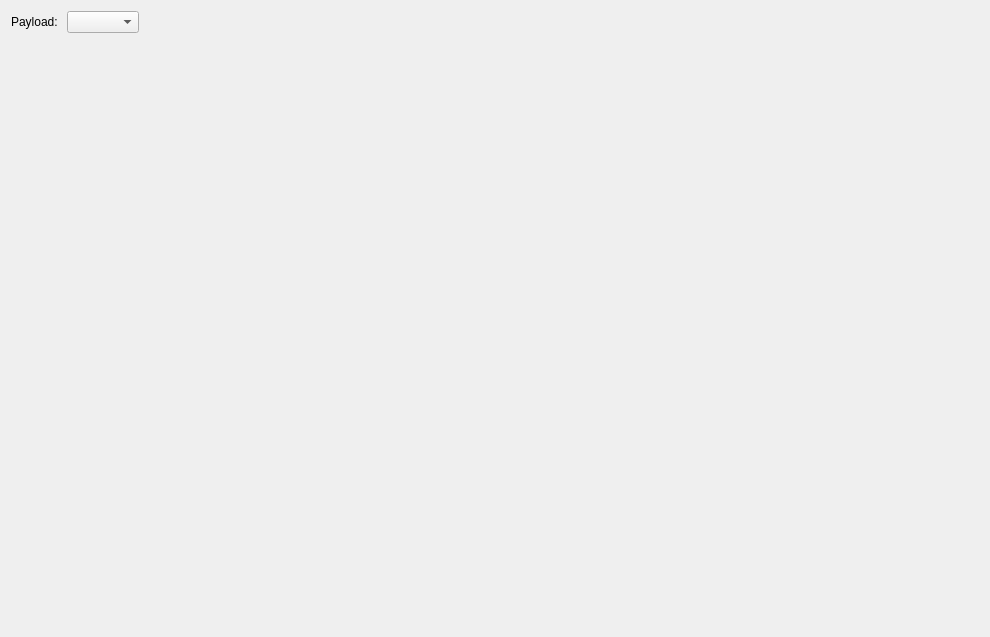
Before: the Qt Designer form client/data/design/PageBuilder.ui in tree-chtsec/Havoc, drawn with Qt 5.
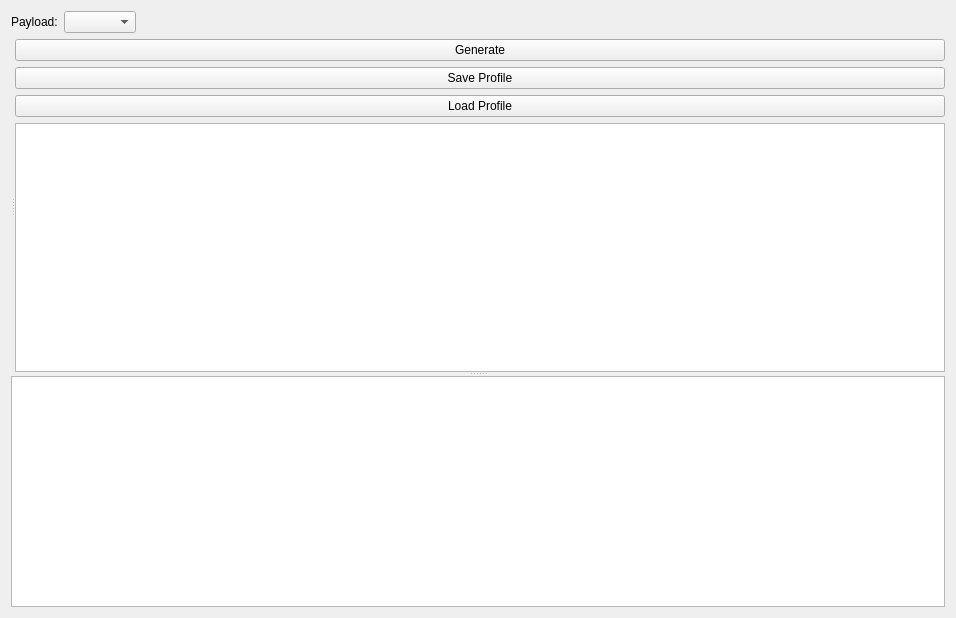
After: the same form once the commit is applied.

The edit to the form file:
```diff
--- a/client/data/design/PageBuilder.ui
+++ b/client/data/design/PageBuilder.ui
@@ -6,18 +6,18 @@
    <rect>
     <x>0</x>
     <y>0</y>
-    <width>990</width>
-    <height>637</height>
+    <width>956</width>
+    <height>618</height>
    </rect>
   </property>
   <property name="windowTitle">
    <string>Form</string>
   </property>
-  <layout class="QGridLayout" name="gridLayout">
+  <layout class="QGridLayout" name="gridLayout_2">
    <item row="0" column="0">
     <widget class="QLabel" name="LabelPayload">
      <property name="text">
-      <string>Payload: </string>
+      <string>Payload:</string>
      </property>
     </widget>
    </item>
@@ -31,14 +31,53 @@
      </property>
      <property name="sizeHint" stdset="0">
       <size>
-       <width>834</width>
+       <width>789</width>
        <height>20</height>
       </size>
      </property>
     </spacer>
    </item>
    <item row="1" column="0" colspan="3">
-    <widget class="QStackedWidget" name="stackedWidget"/>
+    <widget class="QSplitter" name="SplitterTopBottom">
+     <property name="orientation">
+      <enum>Qt::Vertical</enum>
+     </property>
+     <widget class="QSplitter" name="SplitterLeftRight">
+      <property name="orientation">
+       <enum>Qt::Horizontal</enum>
+      </property>
+      <widget class="QStackedWidget" name="StackedWidget"/>
+      <widget class="QWidget" name="ProfileWidget" native="true">
+       <layout class="QGridLayout" name="gridLayout">
+        <item row="0" column="0">
+         <widget class="QPushButton" name="ButtonGenerate">
+          <property name="text">
+           <string>Generate</string>
+          </property>
+         </widget>
+        </item>
+        <item row="1" column="0">
+         <widget class="QPushButton" name="ButtonSaveProfile">
+          <property name="text">
+           <string>Save Profile</string>
+          </property>
+         </widget>
+        </item>
+        <item row="2" column="0">
+         <widget class="QPushButton" name="ButtonLoadProfile">
+          <property name="text">
+           <string>Load Profile</string>
+          </property>
+         </widget>
+        </item>
+        <item row="3" column="0">
+         <widget class="QListWidget" name="ListProfiles"/>
+        </item>
+       </layout>
+      </widget>
+     </widget>
+     <widget class="QTextEdit" name="TextBuildLog"/>
+    </widget>
    </item>
   </layout>
  </widget>
```
Left out of the diff: 4 changed lines with no effect on the pictures.
